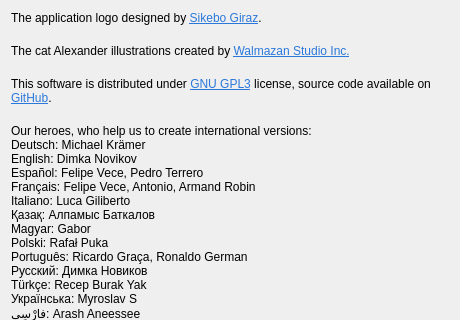
The window that src/bin/scenarist-desktop/UserInterfaceLayer/Application/AboutDialog.ui (dimkanovikov/KITScenarist) describes before a commit, drawn with Qt 5; both pictures show x 0 to 460 and y 114 to 434 of the 460 by 582 pixel window.
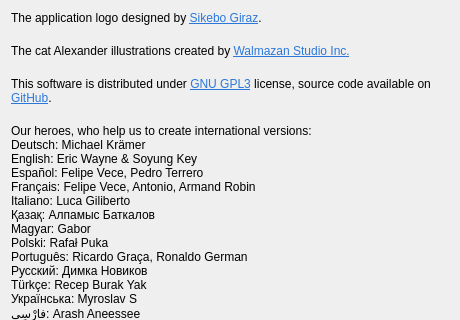
The same window after the commit.

Commit message: Updated English translation

Diff of the .ui file:
```diff
--- a/src/bin/scenarist-desktop/UserInterfaceLayer/Application/AboutDialog.ui
+++ b/src/bin/scenarist-desktop/UserInterfaceLayer/Application/AboutDialog.ui
@@ -146,7 +146,7 @@
      <property name="text">
       <string>Our heroes, who help us to create international versions:
 Deutsch: Michael Krämer
-English: Dimka Novikov
+English: Eric Wayne &amp; Soyung Key
 Español: Felipe Vece, Pedro Terrero
 Français: Felipe Vece, Antonio, Armand Robin
 Italiano: Luca Giliberto
```
